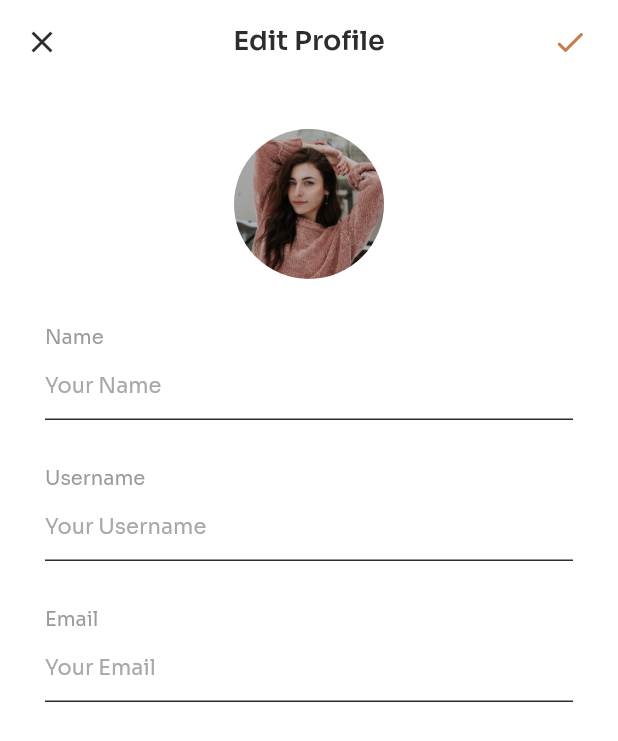
After one commit to trihadi17/coffee, a Flutter app: the EditProfilePage screen opened by its route, on a phone screen of 412 x 824 dp. The commit adds this screen. Shown: the top 741 px of the screen. Run offline on Flutter 3.47's test engine with Material 2 defaults, Android fonts, the phone set to English and light mode, and no system bars; our stand-ins replace fluttertoast, google_fonts, shimmer.

Commit message:
Edit Profile Page

```diff
--- a/lib/main.dart
+++ b/lib/main.dart
@@ -12,6 +12,7 @@ import 'pages/cart_page.dart';
 import 'pages/checkout_page.dart';
 import 'pages/delivery_page.dart';
 import 'pages/notification_page.dart';
+import 'pages/edit_profile_page.dart';
 
 void main() {
   runApp(CoffeeApp());
@@ -34,6 +35,7 @@ class CoffeeApp extends StatelessWidget {
         '/checkout': (context) => CheckoutPage(),
         '/delivery': (context) => DeliveryPage(),
         '/notification': (context) => NotificationPage(),
+        '/edit-profile': (context) => EditProfilePage(),
       },
     );
   }
--- /dev/null
+++ b/lib/pages/edit_profile_page.dart
@@ -0,0 +1,248 @@
+import 'package:flutter/material.dart';
+
+// Theme
+import 'package:coffee/theme.dart';
+import 'package:google_fonts/google_fonts.dart';
+
+// Validator
+import 'package:coffee/validators.dart';
+
+class EditProfilePage extends StatelessWidget {
+  // Controller
+  final TextEditingController nameController = TextEditingController();
+  final TextEditingController usernameController = TextEditingController();
+  final TextEditingController emailController = TextEditingController();
+
+  // Validasi key
+  final _formKey = GlobalKey<FormState>();
+
+  @override
+  Widget build(BuildContext context) {
+    // Name Input
+    Widget nameInput() {
+      return Container(
+        margin: EdgeInsets.only(top: 30),
+        child: Column(
+          crossAxisAlignment: CrossAxisAlignment.start,
+          children: [
+            Text(
+              'Name',
+              style: greyTextStyle.copyWith(
+                fontSize: 13,
+              ),
+            ),
+            TextFormField(
+              controller: nameController,
+              validator: (value) {
+                return validateText(value, 'name');
+              },
+              autovalidateMode: AutovalidateMode.onUserInteraction,
+              keyboardType: TextInputType.text,
+              style: GoogleFonts.sora(
+                color: blackColor,
+                fontSize: 16,
+              ),
+              decoration: InputDecoration(
+                  hintText: 'Your Name',
+                  hintStyle: GoogleFonts.sora(
+                    fontSize: 14,
+                    fontWeight: FontWeight.w400,
+                    color: Color(0xffA9A9A9),
+                  ),
+                  enabledBorder: UnderlineInputBorder(
+                      borderSide: BorderSide(color: blackColor)),
+                  focusedBorder: UnderlineInputBorder(
+                      borderSide: BorderSide(color: Colors.green)),
+                  errorBorder: UnderlineInputBorder(
+                      borderSide: BorderSide(color: redColor)),
+                  errorStyle: GoogleFonts.sora(
+                    fontSize: 12,
+                    fontWeight: FontWeight.w400,
+                    color: Color(0xffFF314A),
+                  )),
+            ),
+          ],
+        ),
+      );
+    }
+
+    // Username Input
+    Widget usernameInput() {
+      return Container(
+        margin: EdgeInsets.only(top: 30),
+        child: Column(
+          crossAxisAlignment: CrossAxisAlignment.start,
+          children: [
+            Text(
+              'Username',
+              style: greyTextStyle.copyWith(
+                fontSize: 13,
+              ),
+            ),
+            TextFormField(
+              controller: usernameController,
+              validator: (value) {
+                return validateText(value, 'username');
+              },
+              autovalidateMode: AutovalidateMode.onUserInteraction,
+              keyboardType: TextInputType.text,
+              style: GoogleFonts.sora(
+                color: blackColor,
+                fontSize: 16,
+              ),
+              decoration: InputDecoration(
+                  hintText: 'Your Username',
+                  hintStyle: GoogleFonts.sora(
+                    fontSize: 14,
+                    fontWeight: FontWeight.w400,
+                    color: Color(0xffA9A9A9),
+                  ),
+                  enabledBorder: UnderlineInputBorder(
+                      borderSide: BorderSide(color: blackColor)),
+                  focusedBorder: UnderlineInputBorder(
+                      borderSide: BorderSide(color: Colors.green)),
+                  errorBorder: UnderlineInputBorder(
+                      borderSide: BorderSide(color: redColor)),
+                  errorStyle: GoogleFonts.sora(
+                    fontSize: 12,
+                    fontWeight: FontWeight.w400,
+                    color: Color(0xffFF314A),
+                  )),
+            ),
+          ],
+        ),
+      );
+    }
+
+    // Email Input
+    Widget emailInput() {
+      return Container(
+        margin: EdgeInsets.only(top: 30),
+        child: Column(
+          crossAxisAlignment: CrossAxisAlignment.start,
+          children: [
+            Text(
+              'Email',
+              style: greyTextStyle.copyWith(
+                fontSize: 13,
+              ),
+            ),
+            TextFormField(
+              controller: emailController,
+              validator: (value) {
+                return validateEmail(value);
+              },
+              autovalidateMode: AutovalidateMode.onUserInteraction,
+              keyboardType: TextInputType.emailAddress,
+              style: GoogleFonts.sora(
+                color: blackColor,
+                fontSize: 16,
+              ),
+              decoration: InputDecoration(
+                  hintText: 'Your Email',
+                  hintStyle: GoogleFonts.sora(
+                    fontSize: 14,
+                    fontWeight: FontWeight.w400,
+                    color: Color(0xffA9A9A9),
+                  ),
+                  enabledBorder: UnderlineInputBorder(
+                      borderSide: BorderSide(color: blackColor)),
+                  focusedBorder: UnderlineInputBorder(
+                      borderSide: BorderSide(color: Colors.green)),
+                  errorBorder: UnderlineInputBorder(
+                      borderSide: BorderSide(color: redColor)),
+                  errorStyle: GoogleFonts.sora(
+                    fontSize: 12,
+                    fontWeight: FontWeight.w400,
+                    color: Color(0xffFF314A),
+                  )),
+            ),
+          ],
+        ),
+      );
+    }
+
+    // Content
+    Widget content() {
+      return Container(
+        width: double.infinity,
+        margin: EdgeInsets.symmetric(
+          horizontal: 30,
+        ),
+        child: Form(
+          key: _formKey,
+          child: Column(
+            //! Apabila menggunakan column dan ingin semua widget berada ditengah, pastikan widthnya double infinity, lalu atur crossaxis = center
+            crossAxisAlignment: CrossAxisAlignment.center,
+            children: [
+              Container(
+                margin: EdgeInsets.only(top: 30),
+                height: 100,
+                width: 100,
+                decoration: BoxDecoration(
+                  shape: BoxShape.circle,
+                  image: DecorationImage(
+                    image: AssetImage(
+                      'assets/profile_image.png',
+                    ),
+                  ),
+                ),
+              ),
+
+              // INPUT
+              nameInput(),
+              usernameInput(),
+              emailInput(),
+            ],
+          ),
+        ),
+      );
+    }
+
+    return Scaffold(
+      backgroundColor: whiteColor,
+      appBar: AppBar(
+        backgroundColor: whiteColor,
+        automaticallyImplyLeading: false,
+        elevation: 0,
+        centerTitle: true,
+        leading: GestureDetector(
+          onTap: () {
+            Navigator.pop(context);
+          },
+          child: Icon(
+            Icons.close,
+            color: blackColor,
+          ),
+        ),
+        title: Text(
+          'Edit Profile',
+          style: blackTextStyle.copyWith(
+            fontSize: 18,
+          ),
+        ),
+        actions: [
+          GestureDetector(
+            onTap: () {
+              if (_formKey.currentState!.validate()) {
+                print('success');
+              } else {
+                print('error');
+              }
+            },
+            child: Icon(
+              Icons.check_rounded,
+              color: brownColor,
+            ),
+          ),
+          SizedBox(
+            width: 20,
+          ),
+        ],
+      ),
+      body: SingleChildScrollView(
+        child: content(),
+      ),
+    );
+  }
+}
--- a/lib/pages/profile_page.dart
+++ b/lib/pages/profile_page.dart
@@ -111,7 +111,12 @@ class ProfilePage extends StatelessWidget {
             SizedBox(
               height: 16,
             ),
-            menuItem('Edit Profile'),
+            GestureDetector(
+              onTap: () {
+                Navigator.pushNamed(context, '/edit-profile');
+              },
+              child: menuItem('Edit Profile'),
+            ),
             menuItem('Your Orders'),
             menuItem('Help'),
             SizedBox(
```
